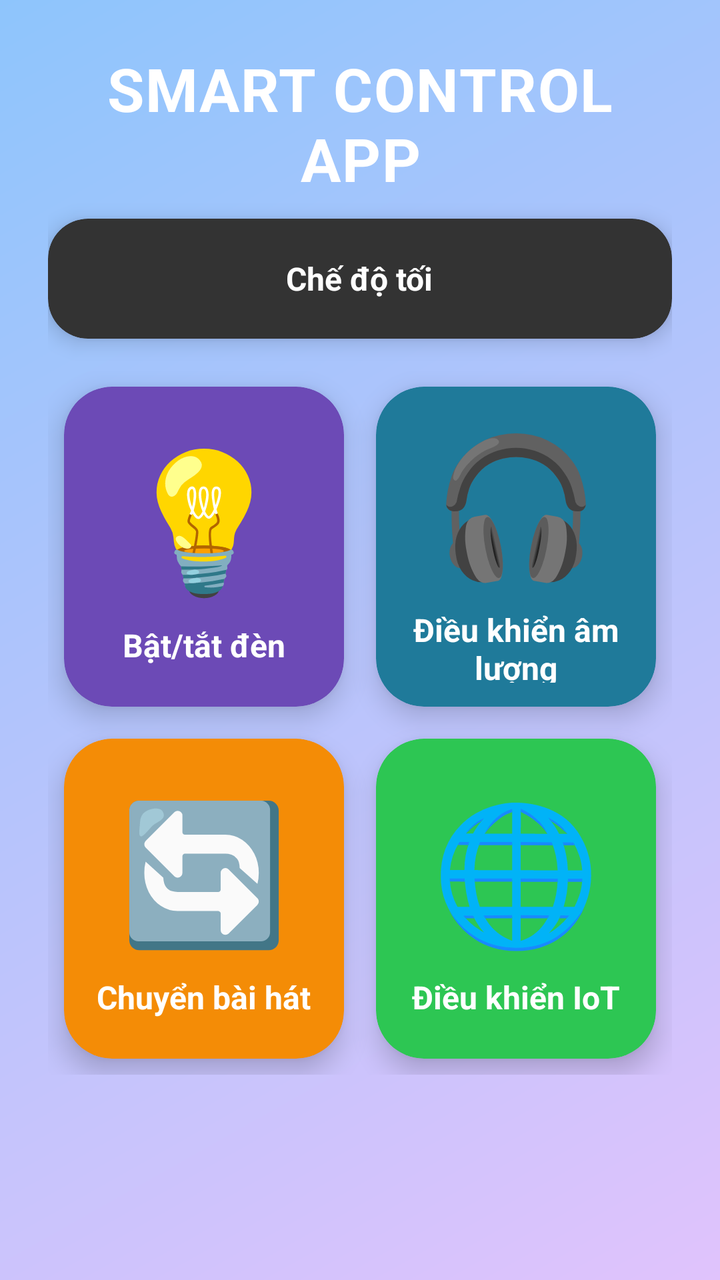
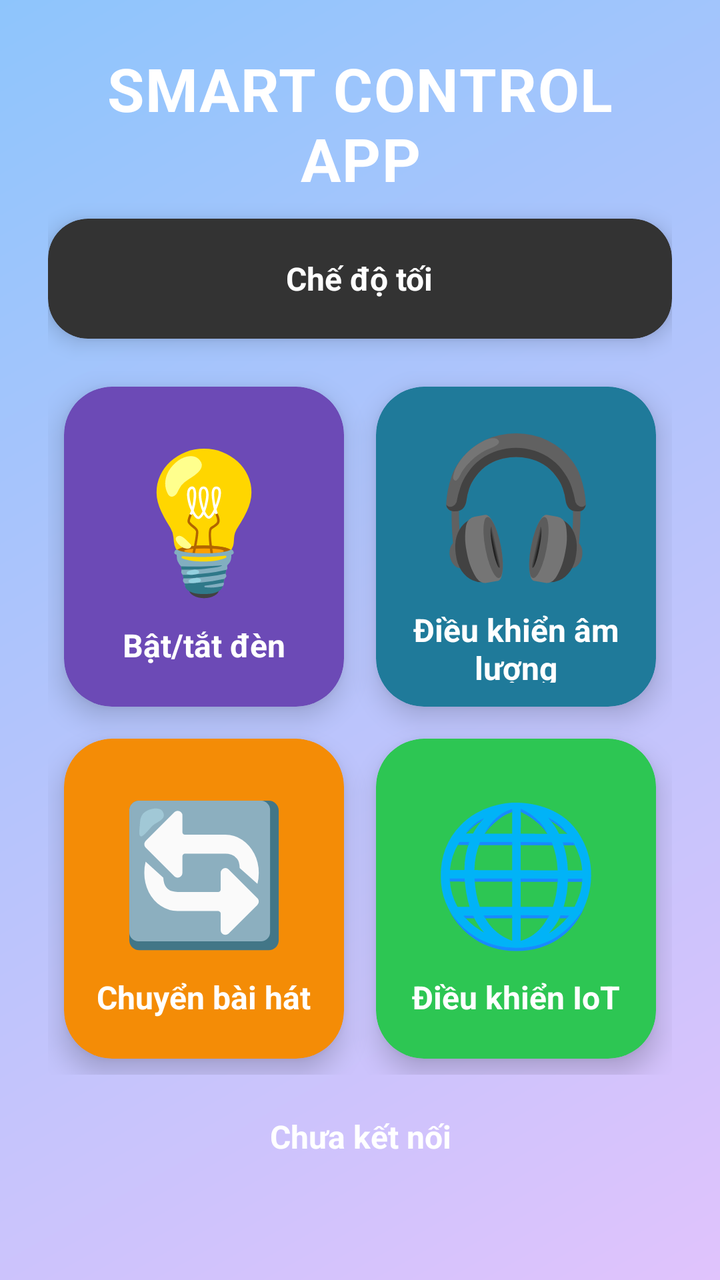

The first picture is an Android layout as it rendered before a commit; the second is the same layout after the commit. The layout source and the unified diff follow.
<!-- AndroidManifest.xml: application theme Theme.BaiTapQuaTrinh_BT3 -->
<!-- res/layout/activity_main.xml -->
<?xml version="1.0" encoding="utf-8"?>
<LinearLayout xmlns:android="http://schemas.android.com/apk/res/android"
    xmlns:app="http://schemas.android.com/apk/res-auto"
    android:orientation="vertical"
    android:padding="24dp"
    android:background="@drawable/bg_gradient"
    android:layout_width="match_parent"
    android:layout_height="match_parent">

    
    <TextView
        android:text="SMART CONTROL APP"
        android:id="@+id/txtTitle"
        android:textSize="30sp"
        android:textStyle="bold"
        android:textColor="#FFFFFF"
        android:gravity="center"
        android:layout_marginBottom="10dp"
        android:letterSpacing="0.02"
        android:layout_width="match_parent"
        android:layout_height="wrap_content"/>

    <androidx.cardview.widget.CardView
        android:layout_width="match_parent"
        android:layout_height="60dp"
        android:layout_marginBottom="16dp"
        app:cardCornerRadius="20dp"
        app:cardElevation="6dp"
        app:cardBackgroundColor="#333333">

        <LinearLayout
            android:id="@+id/btnDarkMode"
            android:layout_width="match_parent"
            android:layout_height="match_parent"
            android:gravity="center"
            android:orientation="horizontal"
            android:clickable="true"
            android:focusable="true"
            android:foreground="?android:attr/selectableItemBackground">

            <TextView
                android:id="@+id/txtMode"
                android:text="Chế độ tối"
                android:textSize="16sp"
                android:textStyle="bold"
                android:textColor="#FFFFFF"
                android:layout_width="wrap_content"
                android:layout_height="wrap_content"/>
        </LinearLayout>
    </androidx.cardview.widget.CardView>
    
    <GridLayout
        android:columnCount="2"
        android:rowCount="2"
        android:useDefaultMargins="true"
        android:alignmentMode="alignMargins"
        android:layout_width="match_parent"
        android:layout_height="wrap_content">

        
        <androidx.cardview.widget.CardView
            android:layout_width="0dp"
            android:layout_height="160dp"
            android:layout_columnWeight="1"
            android:layout_margin="8dp"
            app:cardCornerRadius="24dp"
            app:cardElevation="8dp"
            app:cardBackgroundColor="#6C4AB6">

            <LinearLayout
                android:orientation="vertical"
                android:gravity="center"
                android:layout_width="match_parent"
                android:layout_height="match_parent"
                android:padding="12dp"
                android:foreground="?attr/selectableItemBackground"
                android:clickable="true"
                android:focusable="true"
                android:id="@+id/btnA">

                <TextView
                    android:text="💡"
                    android:textSize="68sp"
                    android:layout_width="wrap_content"
                    android:layout_height="wrap_content"
                    android:layout_marginBottom="8dp"/>

                <TextView
                    android:text="Bật/tắt đèn"
                    android:textSize="16sp"
                    android:textStyle="bold"
                    android:textColor="#FFFFFF"
                    android:gravity="center"
                    android:layout_width="wrap_content"
                    android:layout_height="wrap_content"/>
            </LinearLayout>
        </androidx.cardview.widget.CardView>

        
        <androidx.cardview.widget.CardView
            android:layout_width="0dp"
            android:layout_height="160dp"
            android:layout_columnWeight="1"
            android:layout_margin="8dp"
            app:cardCornerRadius="24dp"
            app:cardElevation="8dp"
            app:cardBackgroundColor="#1F7A9A">

            <LinearLayout
                android:orientation="vertical"
                android:gravity="center"
                android:layout_width="match_parent"
                android:layout_height="match_parent"
                android:padding="12dp"
                android:foreground="?attr/selectableItemBackground"
                android:clickable="true"
                android:focusable="true"
                android:id="@+id/btnB">

                <TextView
                    android:text="🎧"
                    android:textSize="68sp"
                    android:layout_width="wrap_content"
                    android:layout_height="wrap_content"
                    android:layout_marginBottom="8dp"/>

                <TextView
                    android:text="Điều khiển âm lượng"
                    android:textSize="16sp"
                    android:textStyle="bold"
                    android:textColor="#FFFFFF"
                    android:gravity="center"
                    android:layout_width="wrap_content"
                    android:layout_height="wrap_content"/>
            </LinearLayout>
        </androidx.cardview.widget.CardView>

        
        <androidx.cardview.widget.CardView
            android:layout_width="0dp"
            android:layout_height="160dp"
            android:layout_columnWeight="1"
            android:layout_margin="8dp"
            app:cardCornerRadius="24dp"
            app:cardElevation="8dp"
            app:cardBackgroundColor="#F48C06">

            <LinearLayout
                android:orientation="vertical"
                android:gravity="center"
                android:layout_width="match_parent"
                android:layout_height="match_parent"
                android:padding="12dp"
                android:foreground="?attr/selectableItemBackground"
                android:clickable="true"
                android:focusable="true"
                android:id="@+id/btnC">

                <TextView
                    android:text="🔄"
                    android:textSize="68sp"
                    android:layout_width="wrap_content"
                    android:layout_height="wrap_content"
                    android:layout_marginBottom="8dp"/>

                <TextView
                    android:text="Chuyển bài hát"
                    android:textSize="16sp"
                    android:textStyle="bold"
                    android:textColor="#FFFFFF"
                    android:gravity="center"
                    android:layout_width="wrap_content"
                    android:layout_height="wrap_content"/>
            </LinearLayout>
        </androidx.cardview.widget.CardView>

        
        <androidx.cardview.widget.CardView
            android:layout_width="0dp"
            android:layout_height="160dp"
            android:layout_columnWeight="1"
            android:layout_margin="8dp"
            app:cardCornerRadius="24dp"
            app:cardElevation="8dp"
            app:cardBackgroundColor="#2DC653">

            <LinearLayout
                android:orientation="vertical"
                android:gravity="center"
                android:layout_width="match_parent"
                android:layout_height="match_parent"
                android:padding="12dp"
                android:foreground="?attr/selectableItemBackground"
                android:clickable="true"
                android:focusable="true"
                android:id="@+id/btnD">

                <TextView
                    android:text="🌐"
                    android:textSize="68sp"
                    android:layout_width="wrap_content"
                    android:layout_height="wrap_content"
                    android:layout_marginBottom="8dp"/>

                <TextView
                    android:text="Điều khiển IoT"
                    android:textSize="16sp"
                    android:textStyle="bold"
                    android:textColor="#FFFFFF"
                    android:gravity="center"
                    android:layout_width="wrap_content"
                    android:layout_height="wrap_content"/>
            </LinearLayout>
        </androidx.cardview.widget.CardView>

    </GridLayout>

</LinearLayout>
<!-- resources referenced by this layout -->
<resources>
  <!-- drawable bg_gradient (drawable) -->
  <shape xmlns:android="http://schemas.android.com/apk/res/android">
      <gradient
          android:startColor="#E0C3FC"
          android:endColor="#8EC5FC"
          android:angle="135"/>
  </shape>
  <style name="Theme.BaiTapQuaTrinh_BT3" parent="Base.Theme.BaiTapQuaTrinh_BT3" />
  <style name="Base.Theme.BaiTapQuaTrinh_BT3" parent="Theme.Material3.DayNight.NoActionBar">
          
          
      </style>
</resources>

<!-- the commit's change to res/layout/activity_main.xml (unified diff, before → after) -->
@@ -214,5 +214,15 @@
         </androidx.cardview.widget.CardView>
 
     </GridLayout>
+    <TextView
+        android:id="@+id/txtStatus"
+        android:layout_width="match_parent"
+        android:layout_height="wrap_content"
+        android:text="Chưa kết nối"
+        android:textSize="16sp"
+        android:textStyle="bold"
+        android:textColor="#FFFFFF"
+        android:gravity="center"
+        android:layout_marginTop="20dp"/>
 
 </LinearLayout>
